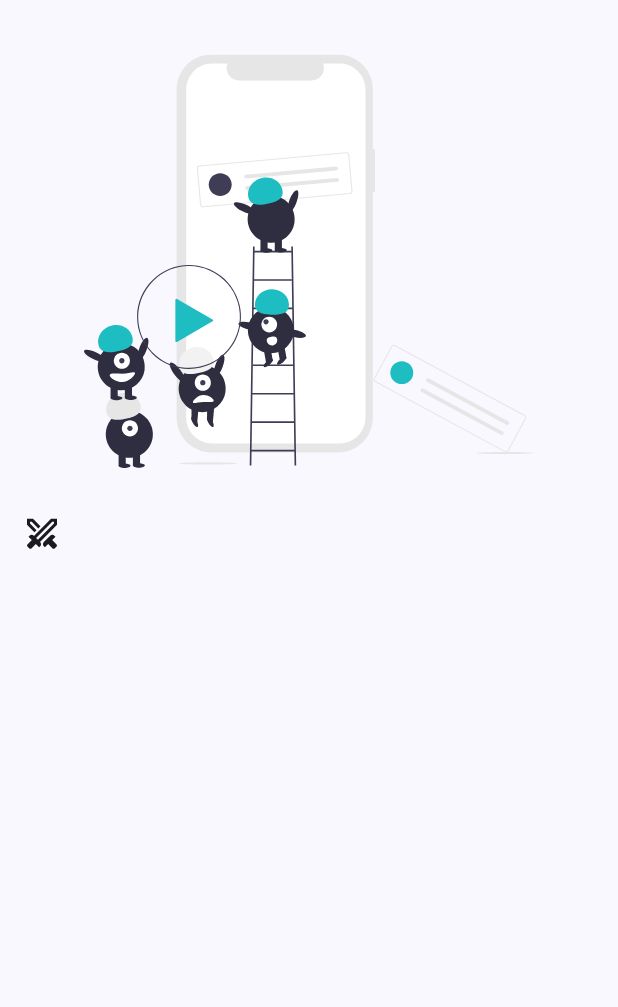
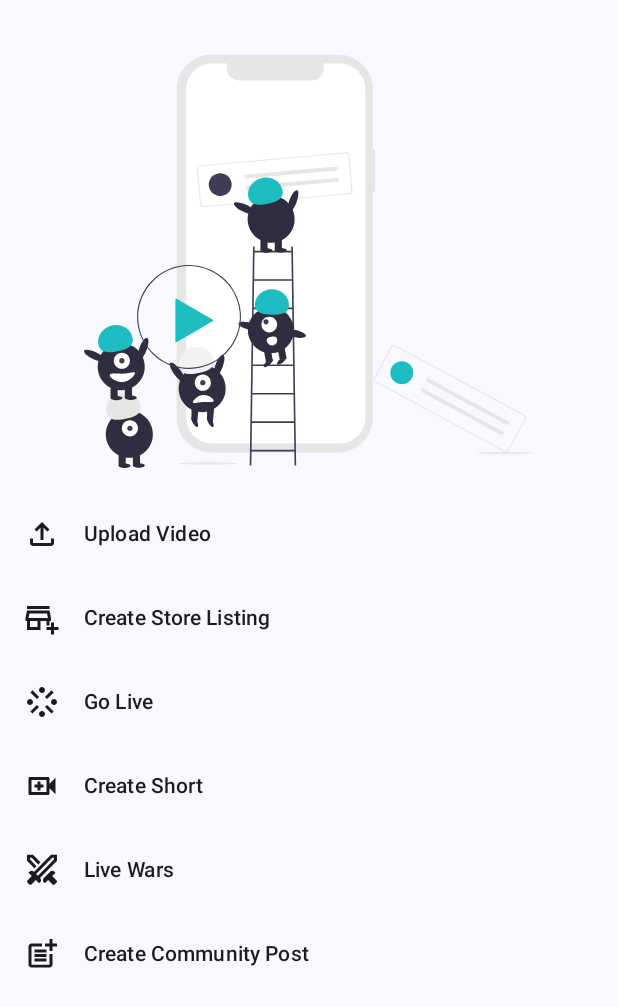
Before and after one commit to vidyesh95/QatotoAlpha, an Android app built with Jetpack Compose: the composable CreateScreenContent shown on its own in the app's theme, on a phone screen of 412 x 824 dp. Shown: the top 1007 px of the screen. Run offline under Robolectric (Android 15) with nearby library versions, the phone set to English and light mode, and no system bars.

Commit message:
create screen v0.0.1

```diff
--- a/app/src/main/java/com/astral/qatotoalpha/screens/CreateScreen.kt
+++ b/app/src/main/java/com/astral/qatotoalpha/screens/CreateScreen.kt
@@ -10,12 +10,20 @@ import androidx.compose.foundation.layout.fillMaxSize
 import androidx.compose.foundation.layout.fillMaxWidth
 import androidx.compose.foundation.layout.height
 import androidx.compose.foundation.layout.padding
+import androidx.compose.foundation.layout.size
 import androidx.compose.foundation.layout.width
 import androidx.compose.foundation.layout.wrapContentHeight
+import androidx.compose.foundation.rememberScrollState
+import androidx.compose.foundation.verticalScroll
 import androidx.compose.material.icons.Icons
 import androidx.compose.material.icons.outlined.AccountCircle
+import androidx.compose.material.icons.outlined.AddBusiness
+import androidx.compose.material.icons.outlined.FileUpload
 import androidx.compose.material.icons.outlined.NotificationsNone
+import androidx.compose.material.icons.outlined.PostAdd
 import androidx.compose.material.icons.outlined.Search
+import androidx.compose.material.icons.outlined.Stream
+import androidx.compose.material.icons.outlined.VideoCall
 import androidx.compose.material3.ExperimentalMaterial3Api
 import androidx.compose.material3.Icon
 import androidx.compose.material3.IconButton
@@ -44,21 +52,17 @@ fun CreateScreen() {
 @Composable
 fun CreatePage() {
     val scrollBehavior = TopAppBarDefaults.pinnedScrollBehavior()
-    Scaffold(
-        modifier = Modifier
+    Scaffold(modifier = Modifier
         .fillMaxSize()
-            .nestedScroll(connection = scrollBehavior.nestedScrollConnection),
-        topBar = {
-            TopAppBar(
-                title = {
+        .nestedScroll(connection = scrollBehavior.nestedScrollConnection), topBar = {
+        TopAppBar(title = {
             Text(
                 text = "Qatoto",
                 style = MaterialTheme.typography.titleLarge,
                 fontFamily = RobotoSerifFontFamily,
                 fontWeight = FontWeight.Normal
             )
-                },
-                actions = {
+        }, actions = {
             IconButton(onClick = { /*TODO*/ }) {
                 Icon(
                     imageVector = Icons.Outlined.NotificationsNone,
@@ -67,8 +71,7 @@ fun CreatePage() {
             }
             IconButton(onClick = { /*TODO*/ }) {
                 Icon(
-                            imageVector = Icons.Outlined.Search,
-                            contentDescription = "Search"
+                    imageVector = Icons.Outlined.Search, contentDescription = "Search"
                 )
             }
             IconButton(onClick = { /*TODO*/ }) {
@@ -77,11 +80,9 @@ fun CreatePage() {
                     contentDescription = "Account"
                 )
             }
-                },
-                scrollBehavior = scrollBehavior
+        }, scrollBehavior = scrollBehavior
         )
-        }
-    ) { innerPadding ->
+    }) { innerPadding ->
         CreateScreenContent(innerPadding)
     }
 }
@@ -91,7 +92,8 @@ fun CreateScreenContent(innerPadding: PaddingValues) {
     Column(
         modifier = Modifier
             .fillMaxSize()
-            .padding(innerPadding),
+            .padding(innerPadding)
+            .verticalScroll(rememberScrollState()),
         horizontalAlignment = Alignment.CenterHorizontally,
         verticalArrangement = Arrangement.Top
     ) {
@@ -108,22 +110,113 @@ fun CreateScreenContent(innerPadding: PaddingValues) {
                 .wrapContentHeight()
                 .padding(all = 16.dp),
             verticalAlignment = Alignment.CenterVertically,
-            horizontalArrangement = Arrangement.Start
+            horizontalArrangement = Arrangement.spacedBy(16.dp)
         ) {
             Icon(
-                painterResource(id = R.drawable.outline_swords_24),
+                modifier = Modifier.size(24.dp),
+                imageVector = Icons.Outlined.FileUpload,
+                contentDescription = "Upload Video"
+            )
+            Text(
+                text = "Upload Video", style = MaterialTheme.typography.labelLarge
+            )
+        }
+        Row(
+            modifier = Modifier
+                .fillMaxWidth()
+                .wrapContentHeight()
+                .padding(all = 16.dp),
+            verticalAlignment = Alignment.CenterVertically,
+            horizontalArrangement = Arrangement.spacedBy(16.dp)
+        ) {
+            Icon(
+                modifier = Modifier.size(24.dp),
+                imageVector = Icons.Outlined.AddBusiness,
+                contentDescription = "Create Store Listing"
+            )
+            Text(
+                text = "Create Store Listing", style = MaterialTheme.typography.labelLarge
+            )
+        }
+        Row(
+            modifier = Modifier
+                .fillMaxWidth()
+                .wrapContentHeight()
+                .padding(all = 16.dp),
+            verticalAlignment = Alignment.CenterVertically,
+            horizontalArrangement = Arrangement.spacedBy(16.dp)
+        ) {
+            Icon(
+                modifier = Modifier.size(24.dp),
+                imageVector = Icons.Outlined.Stream,
+                contentDescription = "Go Live"
+            )
+            Text(
+                text = "Go Live", style = MaterialTheme.typography.labelLarge
+            )
+        }
+        Row(
+            modifier = Modifier
+                .fillMaxWidth()
+                .wrapContentHeight()
+                .padding(all = 16.dp),
+            verticalAlignment = Alignment.CenterVertically,
+            horizontalArrangement = Arrangement.spacedBy(16.dp)
+        ) {
+            Icon(
+                modifier = Modifier.size(24.dp),
+                imageVector = Icons.Outlined.VideoCall,
+                contentDescription = "Create Short"
+            )
+            Text(
+                text = "Create Short", style = MaterialTheme.typography.labelLarge
+            )
+        }
+        Row(
+            modifier = Modifier
+                .fillMaxWidth()
+                .wrapContentHeight()
+                .padding(all = 16.dp),
+            verticalAlignment = Alignment.CenterVertically,
+            horizontalArrangement = Arrangement.spacedBy(16.dp)
+        ) {
+            Icon(
+                modifier = Modifier.size(24.dp),
+                painter = painterResource(id = R.drawable.outline_swords_24),
                 contentDescription = "Live Wars"
+            )
+            Text(
+                text = "Live Wars", style = MaterialTheme.typography.labelLarge
+            )
+        }
+        Row(
+            modifier = Modifier
+                .fillMaxWidth()
+                .wrapContentHeight()
+                .padding(all = 16.dp),
+            verticalAlignment = Alignment.CenterVertically,
+            horizontalArrangement = Arrangement.spacedBy(16.dp)
+        ) {
+            Icon(
+                modifier = Modifier.size(24.dp),
+                imageVector = Icons.Outlined.PostAdd,
+                contentDescription = "Create a Short"
+            )
+            Text(
+                text = "Create Community Post", style = MaterialTheme.typography.labelLarge
             )
         }
     }
 }
 
 @Preview(
-    showBackground = true, name = "Day mode",
+    showBackground = true,
+    name = "Day mode",
     uiMode = Configuration.UI_MODE_NIGHT_NO or Configuration.UI_MODE_TYPE_NORMAL
 )
 @Preview(
-    showBackground = true, name = "Night mode",
+    showBackground = true,
+    name = "Night mode",
     uiMode = Configuration.UI_MODE_NIGHT_YES or Configuration.UI_MODE_TYPE_NORMAL
 )
 @Preview(
```
Lines whose indentation alone changed are shown as unchanged.
